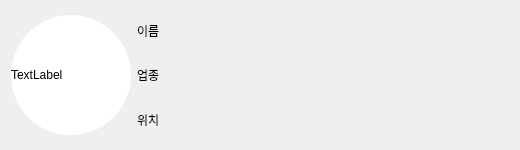
Qt form seoul_widget.ui (yunjae6875/seoul_trip_program) before a commit.
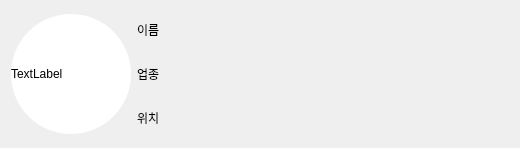
The same form after that commit.

What changed in the file:
```diff
--- a/seoul_widget.ui
+++ b/seoul_widget.ui
@@ -7,7 +7,7 @@
     <x>0</x>
     <y>0</y>
     <width>520</width>
-    <height>150</height>
+    <height>148</height>
    </rect>
   </property>
   <property name="windowTitle">
```
